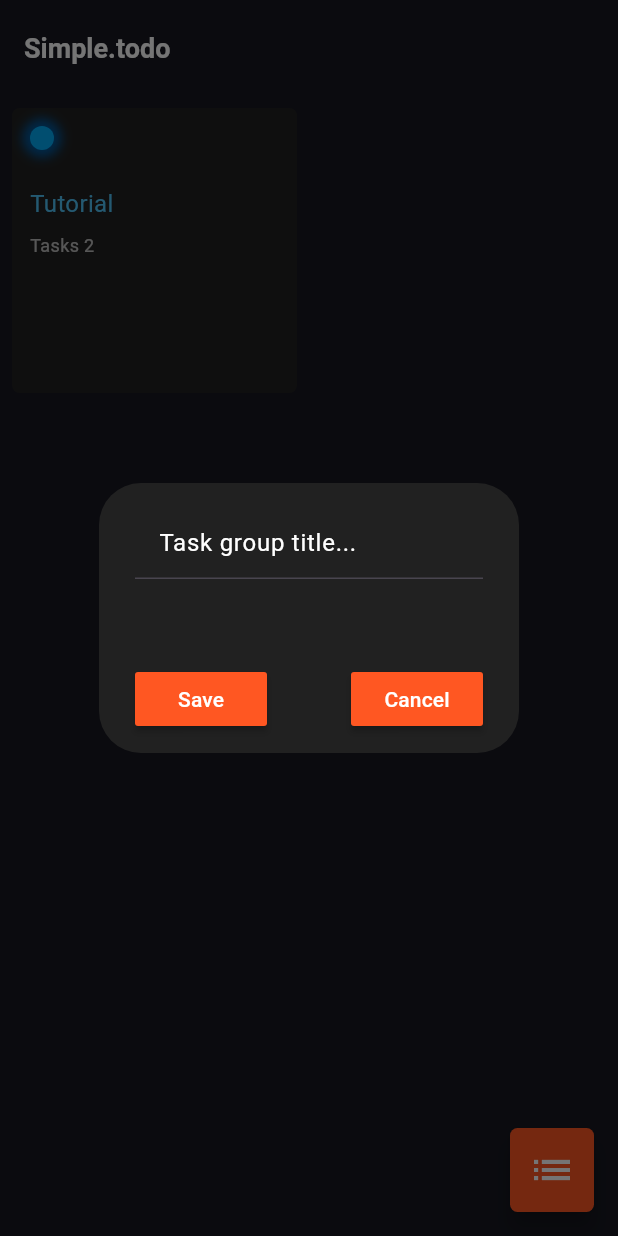
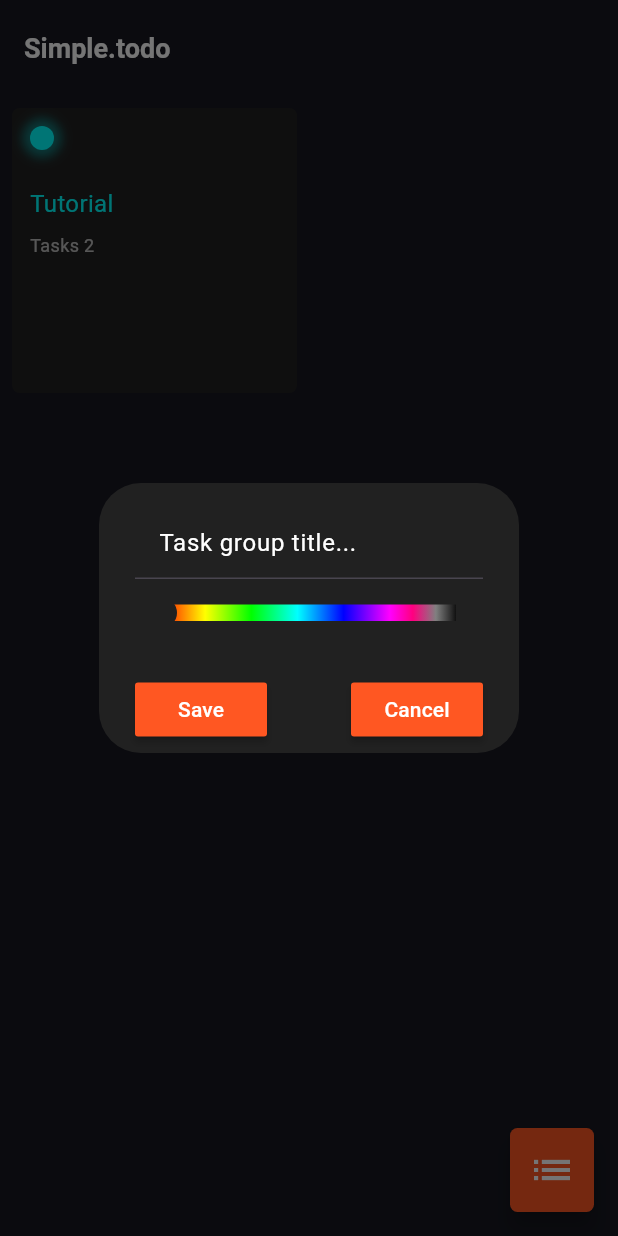
Before and after one commit to KelvinatorWas/ToDoApp-Flutter, a Flutter app: the screen it shows after launch, after a tap on the "list" icon, on a phone screen of 412 x 824 dp. Run offline on Flutter 3.47's test engine with Material 3 defaults, Android fonts, the phone set to English and light mode, and no system bars; our stand-ins replace flutter_slidable, hive, hive_flutter; accounts and stored records are empty.

Commit message:
Can change task group color

```diff
--- a/lib/data/db.dart
+++ b/lib/data/db.dart
@@ -1,12 +1,13 @@
+import 'package:flutter/material.dart';
 import 'package:hive_flutter/hive_flutter.dart';
 
 class ToDoDataBase {
   Map<String, List<dynamic>> taskGroups = {};
   final Box toDoBox = Hive.box('toDoBox');
 
-  void initalTaskGroupData(String group) {
+  void OLD_initalTaskGroupData(String group) {
     taskGroups[group] = [
-      ["Tutorial"],
+      ["Tutorial", [255, 0, 255, 255], [100, 0, 255, 255]],
       [
         ["Slide me to right to edit me!", false],
         ["Slide me to left to delete me!", false],
@@ -16,7 +17,7 @@ class ToDoDataBase {
 
   void firstLaunchInitData() {
     taskGroups["Tutorial"] = [
-      ["Tutorial"],
+      ["Tutorial", [255, 0, 255, 255], [100, 0, 255, 255]],
       [
         ["Slide me to right to edit me!", false],
         ["Slide me to left to delete me!", false],
@@ -58,6 +59,16 @@ class ToDoDataBase {
   int getTaskGroupsCount() => taskGroups.length;
   String getTaskGroupTitle(String key) => taskGroups[key]?[0][0];
 
+  Color getTaskGroupMarkerColor(String key) {
+    List<int> argb = taskGroups[key]?[0][1];
+    return Color.fromARGB(argb[0], argb[1], argb[2], argb[3]);
+  }
+
+  Color getTaskGroupMarkerShadeColor(String key) {
+    List<int> argb = taskGroups[key]?[0][2];
+    return Color.fromARGB(argb[0], argb[1], argb[2], argb[3]);
+  }
+
   int lenghtOfGroup(String group) {
     var data = taskGroups[group]?[1];
     if (data == null) return 0;
--- a/lib/pages/home.dart
+++ b/lib/pages/home.dart
@@ -18,6 +18,7 @@ class _HomeState extends State<Home> {
   List<Widget> taskGroups = [];
 
   TextEditingController taskGroupTitleManager = TextEditingController();
+  Color groupColorManager = const Color(0x00ffffff);
 
   @override
   void initState() {
@@ -67,14 +68,22 @@ class _HomeState extends State<Home> {
   }
 
   void onSave() {
+    Color color = groupColorManager;
     setState(() {
       if (taskGroupTitleManager.text.isEmpty) return;
       db.taskGroups[taskGroupTitleManager.text] = [
-        [taskGroupTitleManager.text],[]
+        [taskGroupTitleManager.text, [255, color.red, color.green, color.blue], [100, color.red, color.green, color.blue]],
+        []
       ];
     });
     db.saveAllTaskGroupData();
     closeTaskGroupDialog();
+  }
+
+  void setGroupColor(Color color) {
+    setState(() {
+      groupColorManager = color;
+    });
   }
 
   void createNewTaskGroup() {
@@ -83,7 +92,8 @@ class _HomeState extends State<Home> {
       builder: (context) => TaskGroupDialog(
         controller: taskGroupTitleManager,
         onSave: onSave,
-        onCancel: closeTaskGroupDialog
+        onCancel: closeTaskGroupDialog,
+        setGroupColor: setGroupColor
       )
     );
   }
@@ -108,11 +118,15 @@ class _HomeState extends State<Home> {
       gridDelegate: const SliverGridDelegateWithFixedCrossAxisCount(crossAxisCount: 2),
       itemCount: db.getTaskGroupsCount(),
       itemBuilder: (context, index) {
-        return TaskGroup(title: db.getTaskGroupTitle(keys[index]), markerColor: Colors.lightBlue, db: db);
+        return TaskGroup(
+          title: db.getTaskGroupTitle(keys[index]),
+          markerColor: db.getTaskGroupMarkerColor(keys[index]),
+          markerColorShade: db.getTaskGroupMarkerShadeColor(keys[index]),
+          db: db
+        );
       }
     );
   }
-
 
   Row homeHasNoTaskGroups() {
     return const Row(
--- a/lib/pages/task_group_page.dart
+++ b/lib/pages/task_group_page.dart
@@ -141,9 +141,9 @@ class TaskGroupPageState extends State<TaskGroupPage> {
             widget.updateCount();
           },
           icon: const Icon(Icons.arrow_back_ios_new_sharp)),
-      title: const Text(
-        "Simple.todo",
-        style: TextStyle(
+      title: Text(
+        widget.taskGroupId,
+        style: const TextStyle(
             fontWeight: FontWeight.bold, color: Colors.white, fontSize: 18.0),
       ),
     );
--- /dev/null
+++ b/lib/util/color_picker.dart
@@ -0,0 +1,143 @@
+import 'package:flutter/material.dart';
+
+class SliderPainter extends CustomPainter {
+  final double position;
+  final Color color;
+
+  SliderPainter(this.position, {this.color = const Color.fromRGBO(33, 33, 33, 1)});
+
+  @override
+  void paint(Canvas canvas, Size size) {
+    canvas.drawCircle(Offset(position, size.height / 2), 10,
+        Paint()..color = color);
+  }
+
+  @override
+  bool shouldRepaint(covariant CustomPainter oldDelegate) => true;
+}
+
+class ColorPicker extends StatefulWidget {
+  final double width;
+  final double height;
+
+  final double borderRadius;
+  final double borderWidth;
+  final Color borderColor;
+
+  final void Function(Color color)? setColor;
+
+  const ColorPicker({
+    super.key,
+    this.width = 20.0,
+    this.height = 15.0,
+    this.borderRadius = 0.0,
+    this.borderWidth = 2.0,
+    this.borderColor = const Color.fromRGBO(33, 33, 33, 1),
+    this.setColor,
+  });
+
+  @override
+  State<ColorPicker> createState() => _ColorPickerState();
+}
+
+class _ColorPickerState extends State<ColorPicker> {
+  final List<Color> colors = [
+    const Color.fromARGB(255, 255, 0, 0),
+    const Color.fromARGB(255, 255, 128, 0),
+    const Color.fromARGB(255, 255, 255, 0),
+    const Color.fromARGB(255, 128, 255, 0),
+    const Color.fromARGB(255, 0, 255, 0),
+    const Color.fromARGB(255, 0, 255, 128),
+    const Color.fromARGB(255, 0, 255, 255),
+    const Color.fromARGB(255, 0, 128, 255),
+    const Color.fromARGB(255, 0, 0, 255),
+    const Color.fromARGB(255, 127, 0, 255),
+    const Color.fromARGB(255, 255, 0, 255),
+    const Color.fromARGB(255, 255, 0, 127),
+    const Color.fromARGB(255, 128, 128, 128),
+    const Color.fromARGB(255, 0, 0, 0),
+  ];
+
+  double colorSliderPosition = 0;
+  late Color currentColor = Colors.grey.shade900;
+
+  @override
+  void initState() {
+    currentColor = calculateSelectedColor(colorSliderPosition);
+    super.initState();
+  }
+
+  void colorChangeHandler(double position) {
+    if (position > widget.width) position = widget.width;
+    if (position < 0) position = 0;
+
+    setState(() {
+        colorSliderPosition = position;
+        currentColor = calculateSelectedColor(colorSliderPosition);
+        widget.setColor!(currentColor);
+      }
+    );
+  }
+
+  @override
+  Widget build(BuildContext context) {
+    return Column(
+      children: [
+        Center(
+          child: gestureDetector(),
+        ),
+      ],
+    );
+  }
+
+  GestureDetector gestureDetector() {
+    return GestureDetector(
+      behavior: HitTestBehavior.opaque,
+      onHorizontalDragStart: (details) => colorChangeHandler(details.localPosition.dx),
+      onHorizontalDragUpdate: (details) => colorChangeHandler(details.localPosition.dx),
+      onTapDown: (details) => colorChangeHandler(details.localPosition.dx),
+      child: colorPickerBody(),
+    );
+  }
+
+  Padding colorPickerBody() {
+    return Padding(
+      padding: const EdgeInsets.all(15.0),
+      child: Container(
+        width: widget.width,
+        height: widget.height,
+        decoration: BoxDecoration(
+          border: Border.all(
+            width: widget.borderWidth,
+            color: Colors.grey.shade900
+          ),
+          borderRadius: BorderRadius.circular(widget.borderRadius),
+          gradient: LinearGradient(colors: colors)
+        ),
+        child: CustomPaint(
+          painter: SliderPainter(colorSliderPosition)
+        ),
+      ),
+    );
+  }
+
+  Color calculateSelectedColor(double position) {
+    double positionInColorArray = (position / widget.width * (colors.length - 1));
+    int index = positionInColorArray.truncate();
+    double remainder = positionInColorArray - index;
+
+    if (remainder == 0.0) return colors[index];
+
+    int redValue = colors[index].red == colors[index + 1].red
+        ? colors[index].red
+        : (colors[index].red + (colors[index + 1].red - colors[index].red) * remainder).round();
+    int greenValue = colors[index].green == colors[index + 1].green
+        ? colors[index].green
+        : (colors[index].green + (colors[index + 1].green - colors[index].green) * remainder).round();
+    int blueValue = colors[index].blue == colors[index + 1].blue
+        ? colors[index].blue
+        : (colors[index].blue + (colors[index + 1].blue - colors[index].blue) * remainder).round();
+
+    return Color.fromARGB(255, redValue, greenValue, blueValue);
+  }
+}
--- a/lib/util/task_group.dart
+++ b/lib/util/task_group.dart
@@ -7,8 +7,8 @@ class TaskGroup extends StatefulWidget {
   final double size;
   final double borderRadius;
   final String title;
-  final MaterialColor markerColor;
-  final int markerColorShade;
+  final Color markerColor;
+  final Color markerColorShade;
   final ToDoDataBase db;
 
   const TaskGroup({
@@ -19,7 +19,7 @@ class TaskGroup extends StatefulWidget {
     this.borderRadius = 5.0,
     this.title = "Title",
     this.markerColor = Colors.deepOrange,
-    this.markerColorShade = 900,
+    this.markerColorShade = const Color.fromRGBO(191, 54, 12, 1),
   });
 
   @override
@@ -97,7 +97,7 @@ class _TaskGroupState extends State<TaskGroup> {
           shape: BoxShape.circle,
           boxShadow: [
             BoxShadow(
-              color: widget.markerColor[widget.markerColorShade]!, // dont like using !
+              color: widget.markerColorShade, // dont like using !
               blurRadius: 5.0,
               spreadRadius: 5.0
             )
@@ -111,7 +111,7 @@ class _TaskGroupState extends State<TaskGroup> {
       Text(
         widget.title,
         style: TextStyle(
-          color: widget.markerColor[300]!,
+          color: widget.markerColor,
           fontSize: 16
         )
       ),
--- a/lib/util/task_group_dialog.dart
+++ b/lib/util/task_group_dialog.dart
@@ -1,3 +1,4 @@
+import 'package:ToDo/util/color_picker.dart';
 import 'package:flutter/material.dart';
 import 'package:ToDo/util/button.dart';
 
@@ -6,6 +7,7 @@ class TaskGroupDialog extends StatefulWidget {
   final TextEditingController controller;
   final VoidCallback onSave;
   final VoidCallback onCancel;
+  final void Function(Color color)? setGroupColor;
 
   const TaskGroupDialog(
     {
@@ -13,6 +15,7 @@ class TaskGroupDialog extends StatefulWidget {
       required this.controller,
       required this.onSave,
       required this.onCancel,
+      this.setGroupColor
     }
   );
 
@@ -21,12 +24,23 @@ class TaskGroupDialog extends StatefulWidget {
 }
 
 class _TaskGroupDialogState extends State<TaskGroupDialog> {
+
+  Color titleColor = Colors.white;
+
+  void setTitleColor(Color color) {
+    setState(() {
+      titleColor = color;
+    });
+
+    widget.setGroupColor!(color);
+  }
+
   TextField taskGroupDialogInputField() {
     return TextField(
-      style: const TextStyle(color: Colors.white),
+      style: TextStyle(color: titleColor),
       decoration: InputDecoration(
         hintText: "Task group title...",
-        hintStyle: const TextStyle(color: Colors.white),
+        hintStyle: TextStyle(color: titleColor),
         filled: true,
         fillColor: Colors.grey.shade900,
       ),
@@ -48,7 +62,8 @@ class _TaskGroupDialogState extends State<TaskGroupDialog> {
     return Column(
      children: [
         taskGroupDialogInputField(),
-        const Padding(padding: EdgeInsets.all(28)),
+        ColorPicker(width: 200, height: 15, setColor: setTitleColor,),
+        const Padding(padding: EdgeInsets.all(9)),
         taskGroupDialogSaveCancelButtons()
      ],
     );
```
